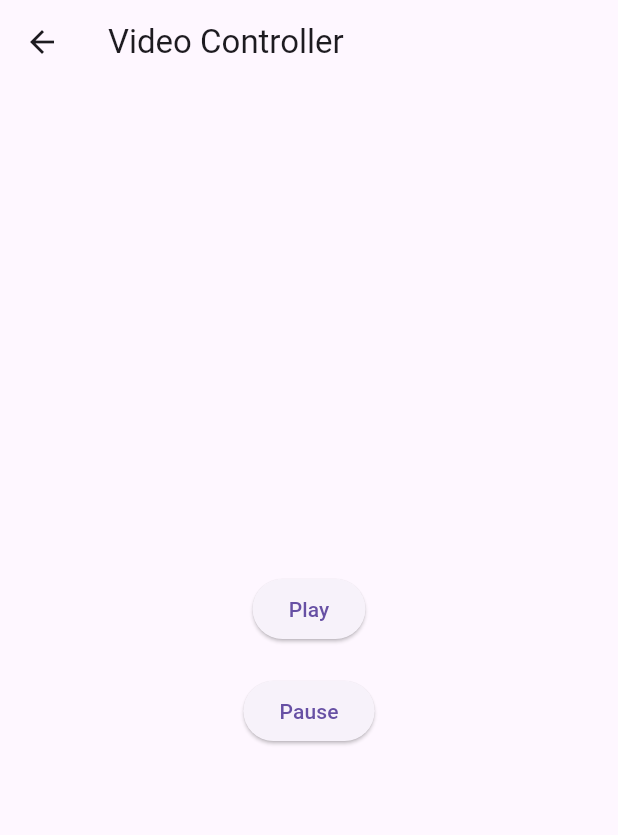
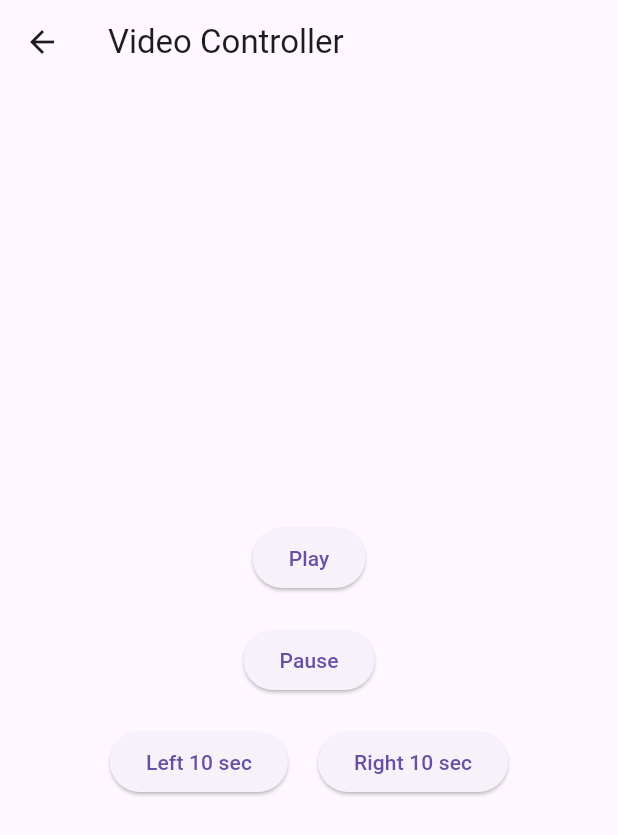
Before and after one commit to Pr1t3/VideoControllerApp, a Flutter app: the VideoControlPage screen opened directly with empty values, on a phone screen of 412 x 824 dp. Shown: the top 835 px of the screen. Run offline on Flutter 3.47's test engine with Material 3 defaults, Android fonts, the phone set to English and light mode, and no system bars; network calls fail.

Commit message:
feat: add left and right scroll

```diff
--- a/lib/main.dart
+++ b/lib/main.dart
@@ -145,6 +145,25 @@ class _VideoControlPageState extends State<VideoControlPage> {
               },
               child: Text('Pause'),
             ),
+            SizedBox(height: 20),
+            Row(
+              mainAxisAlignment: MainAxisAlignment.center,  // Центрируем кнопки по горизонтали
+              children: <Widget>[
+                ElevatedButton(
+                  onPressed: () {
+                    sendCommand('left10');
+                  },
+                  child: Text('Left 10 sec'),
+                ),
+                SizedBox(width: 20),  // Отступ между кнопками
+                ElevatedButton(
+                  onPressed: () {
+                    sendCommand('right10');
+                  },
+                  child: Text('Right 10 sec'),
+                ),
+              ],
+            ),
           ],
         ),
       ),
```
